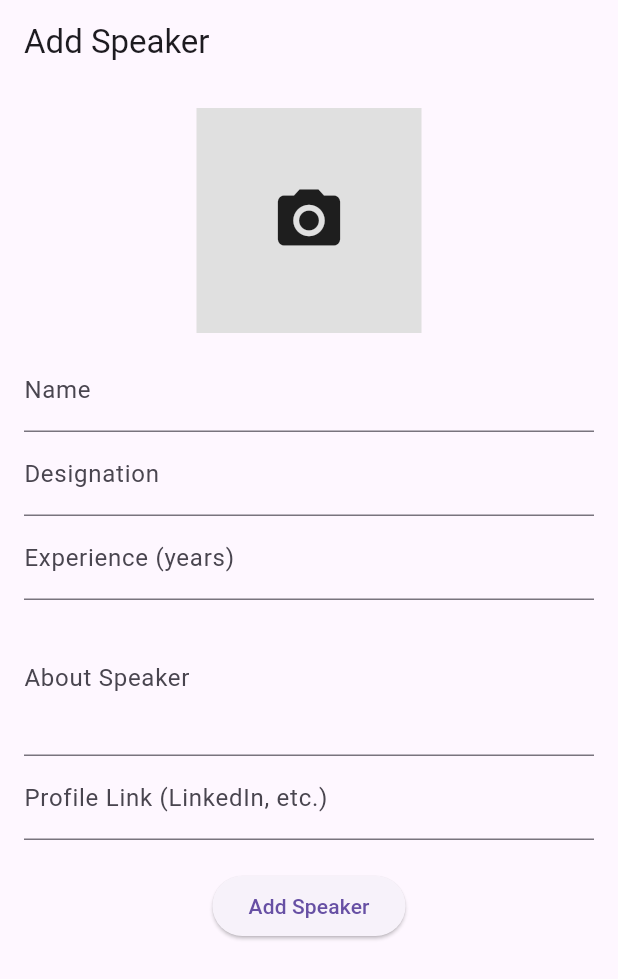
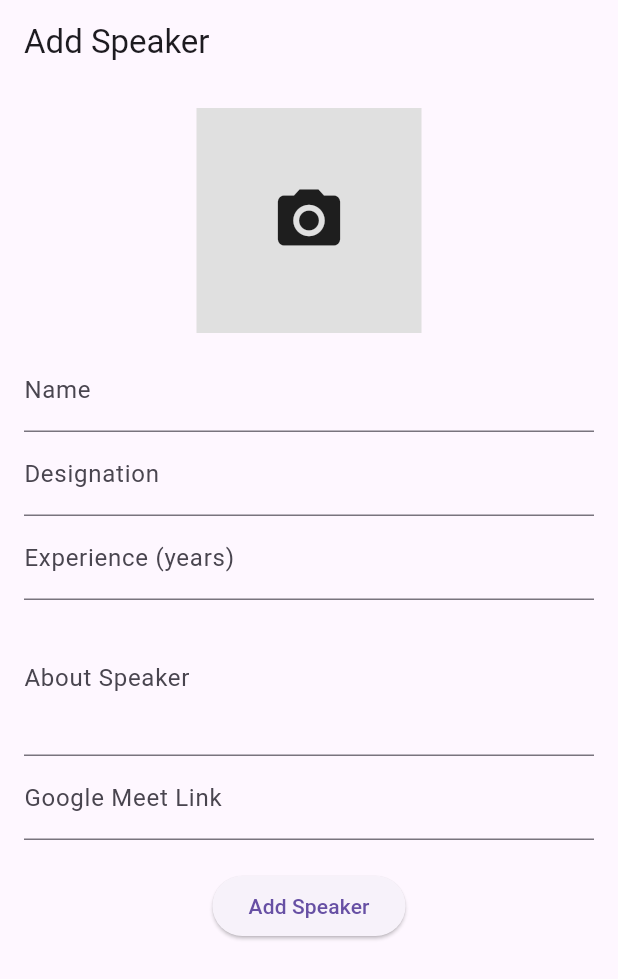
Before and after one commit to Gayatri018/UniGuard, a Flutter app: the AddSpeakerForm screen opened directly with empty values, on a phone screen of 412 x 824 dp. Shown: the top 979 px of the screen. Run offline on Flutter 3.47's test engine with Material 3 defaults, Android fonts, the phone set to English and light mode, and no system bars; our stand-ins replace cloud_firestore, firebase_auth, firebase_core, firebase_storage, get, google_maps_flutter and 2 more; accounts and stored records are empty.

Commit message:
Updated community screen and plugin registrants

```diff
--- a/lib/screens/community.dart
+++ b/lib/screens/community.dart
@@ -131,8 +131,8 @@ class _AddSpeakerFormState extends State<AddSpeakerForm> {
                   onSaved: (value) => about = value!,
                 ),
                 TextFormField(
-                  decoration: InputDecoration(labelText: "Profile Link (LinkedIn, etc.)"),
-                  validator: (value) => value!.isEmpty ? "Enter profile link" : null,
+                  decoration: InputDecoration(labelText: "Google Meet Link"),
+                  validator: (value) => value!.isEmpty ? "Enter Google Meet Link" : null,
                   onSaved: (value) => link = value!,
                 ),
                 SizedBox(height: 20),
```
